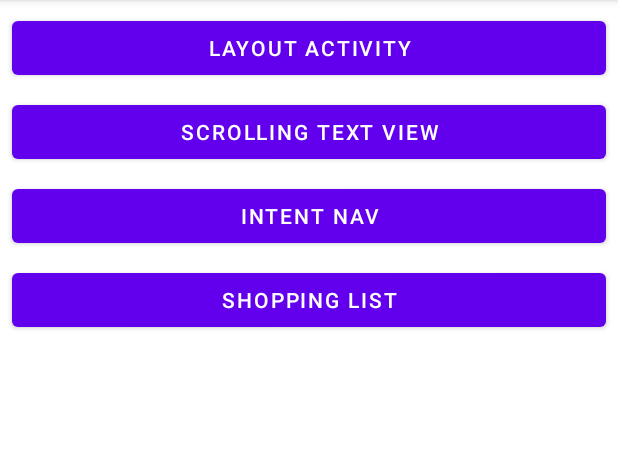
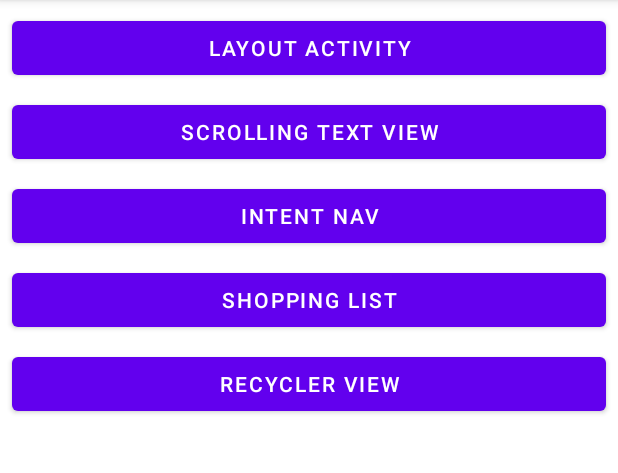
Before and after one commit to RyanKCox/XMLTestApp, an Android app: the screen it shows after launch (MainActivity), on a phone screen of 412 x 824 dp, the part 84-557 px from its top. Run offline under Robolectric (Android 15) with nearby library versions, the phone set to English and light mode, and no system bars.

Commit message:
RecyclerView codelab

```diff
--- a/app/src/main/AndroidManifest.xml
+++ b/app/src/main/AndroidManifest.xml
@@ -14,12 +14,15 @@
         android:theme="@style/Theme.XMLTestApp"
         tools:targetApi="31">
         <activity
+            android:name=".recycleview.Recycler"
+            android:exported="false" />
+        <activity
             android:name=".intentNav_HW.ShoppingItems"
             android:label="ShoppingItems"
             android:parentActivityName=".intentNav_HW.ShoppingList">
             <meta-data
                 android:name="android.support.PARENT_ACTIVITY"
-                android:value="com.revature.xmltestapp.intentNav_HW.ShoppingList"/>
+                android:value="com.revature.xmltestapp.intentNav_HW.ShoppingList" />
         </activity>
         <activity
             android:name=".intentNav_HW.ShoppingList"
--- a/app/src/main/java/com/revature/xmltestapp/MainActivity.kt
+++ b/app/src/main/java/com/revature/xmltestapp/MainActivity.kt
@@ -8,6 +8,7 @@ import android.widget.Button
 import com.revature.xmltestapp.intentNav_HW.ShoppingList
 import com.revature.xmltestapp.intentNav_lab.IntentNav
 import com.revature.xmltestapp.layout_lab.Layout
+import com.revature.xmltestapp.recycleview.Recycler
 import com.revature.xmltestapp.scrollingText_lab.ScrollingTextView
 
 class MainActivity : AppCompatActivity() {
@@ -15,6 +16,7 @@ class MainActivity : AppCompatActivity() {
     private lateinit var mScrollingTextView: Button
     private lateinit var mIntentNav:Button
     private lateinit var mShoppingList:Button
+    private lateinit var mRecyclerView:Button
 
     override fun onCreate(savedInstanceState: Bundle?) {
 
@@ -27,6 +29,7 @@ class MainActivity : AppCompatActivity() {
         mScrollingTextView = findViewById(R.id.button_scrollingtextview)
         mIntentNav = findViewById(R.id.button_intent_nav)
         mShoppingList = findViewById(R.id.button_shopping)
+        mRecyclerView = findViewById(R.id.button_recyclerview)
 
 
         mLayoutActivity.setOnClickListener {
@@ -43,7 +46,15 @@ class MainActivity : AppCompatActivity() {
         mShoppingList.setOnClickListener {
             navShopping()
         }
+        mRecyclerView.setOnClickListener {
+            navRecyclerView()
+        }
 
+    }
+
+    private fun navRecyclerView() {
+        val intent = Intent(this,Recycler::class.java)
+        startActivity(intent)
     }
 
     private fun navShopping() {
--- /dev/null
+++ b/app/src/main/java/com/revature/xmltestapp/recycleview/model/Affirmation.kt
@@ -0,0 +1,5 @@
+package com.revature.xmltestapp.recycleview.model
+
+data class Affirmation(
+    val strResID:Int
+)
--- a/app/src/main/res/layout/activity_main.xml
+++ b/app/src/main/res/layout/activity_main.xml
@@ -17,6 +17,19 @@
         app:layout_constraintHorizontal_bias="1.0"
         app:layout_constraintStart_toStartOf="parent"
         app:layout_constraintTop_toBottomOf="@+id/button_intent_nav" />
+
+    <Button
+        android:id="@+id/button_recyclerview"
+        android:layout_width="0dp"
+        android:layout_height="wrap_content"
+        android:layout_marginStart="8dp"
+        android:layout_marginTop="8dp"
+        android:layout_marginEnd="8dp"
+        android:text="@string/recycler_view"
+        app:layout_constraintEnd_toEndOf="parent"
+        app:layout_constraintHorizontal_bias="0.0"
+        app:layout_constraintStart_toStartOf="parent"
+        app:layout_constraintTop_toBottomOf="@+id/button_shopping" />
 
     <Button
         android:id="@+id/button_intent_nav"
```
Also changed, not shown: app/src/main/java/com/revature/xmltestapp/recycleview/Recycler.kt (added, +26 -0 lines), app/src/main/java/com/revature/xmltestapp/recycleview/adapter/ItemAdapter.kt (added, +34 -0 lines), app/src/main/java/com/revature/xmltestapp/recycleview/data/Datasource.kt (added, +22 -0 lines), app/src/main/res/layout/activity_recycler.xml (added, +18 -0 lines), app/src/main/res/layout/list_item.xml (added, +8 -0 lines), app/src/main/res/values/strings.xml (+13 -0 lines).
